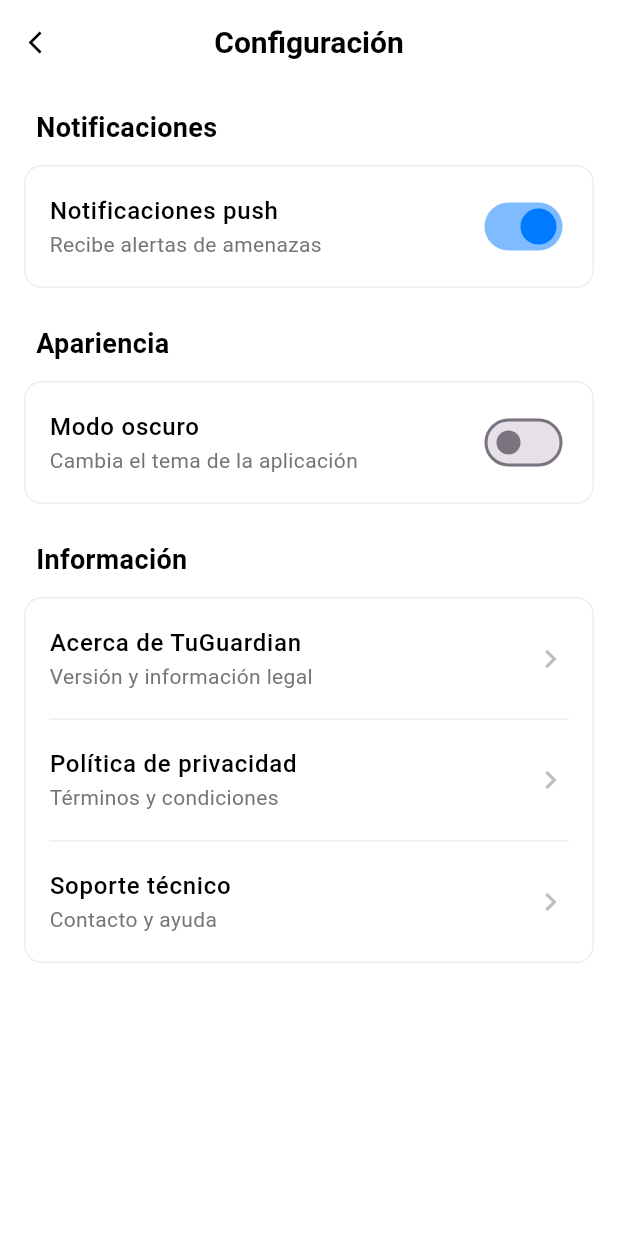
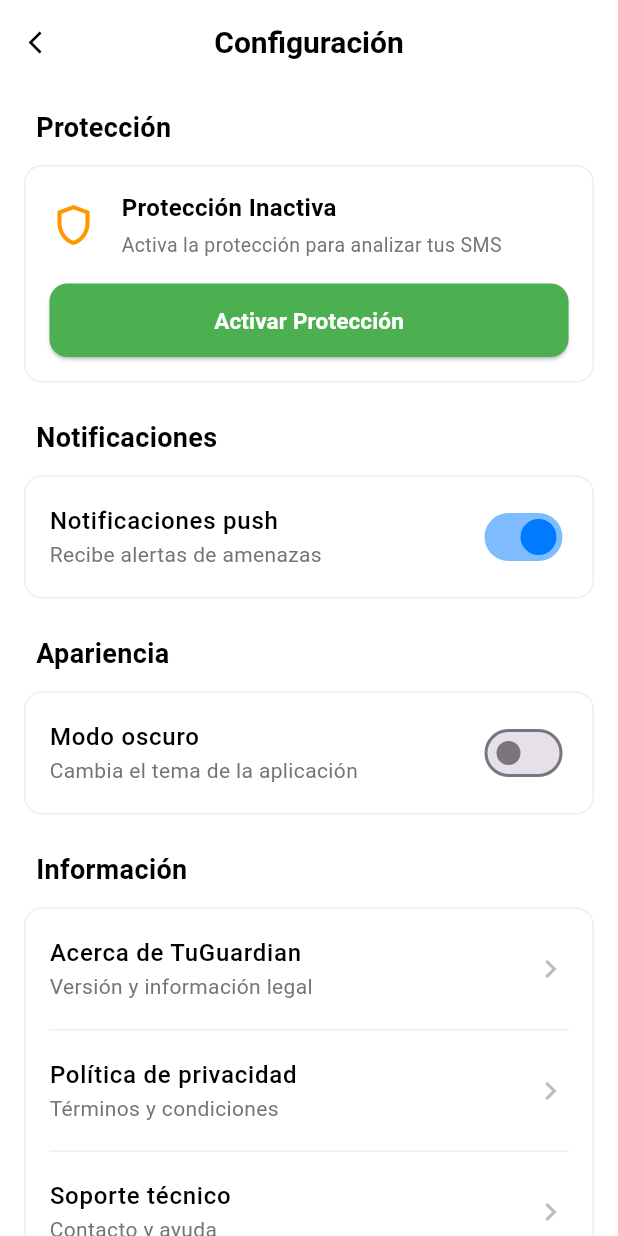
Before and after one commit to intelguy8000/tuguardian, a Flutter app: the SettingsScreen screen opened directly, on a phone screen of 412 x 824 dp. Run offline on Flutter 3.47's test engine with Material 3 defaults, Android fonts, the phone set to English and light mode, and no system bars; our stand-ins replace flutter_local_notifications, permission_handler, shared_preferences, sqflite; missing offline and left inert: telephony; accounts and stored records are empty.

Commit message:
fix: Add manual protection activation button in Settings
PROBLEM:
- Real SMS messages were not loading automatically
- _autoEnableRealMode() was failing silently
- Users had no way to manually trigger SMS loading
- Only demo messages were visible in the app

SOLUTION:
- Added "Protección" section at top of Settings
- New protection card with status indicator:
  - Green shield icon when active
  - Shows count of analyzed SMS
  - Manual "Activar Protección" button
- Button triggers enableRealMode() explicitly
- Shows loading dialog during activation
- Displays success/error message with SMS count

USER EXPERIENCE:
1. User opens Settings
2. Sees "Protección Inactiva" with orange shield
3. Clicks "Activar Protección" button
4. Loading dialog appears
5. Permissions requested (if needed)
6. SMS loaded from device (last 30 days)
7. Success message: "✅ Protección activada - X SMS cargados"
8. Main screen now shows real messages mixed with demos

TECHNICAL:
- Uses SMSProvider.enableRealMode() for activation
- Reads isRealModeEnabled to show current status
- Displays realMessages.length for transparency
- Button disabled when protection already active

TESTED:
✅ Manual activation works correctly
✅ 19 real SMS loaded from Samsung Galaxy A16
✅ Messages appear in main list immediately
✅ Status updates in Settings after activation

🤖 Generated with [Claude Code](https://claude.com/claude-code)

Co-Authored-By: Claude <noreply@anthropic.com>

```diff
--- a/lib/features/settings/settings_screen.dart
+++ b/lib/features/settings/settings_screen.dart
@@ -48,6 +48,13 @@ class _SettingsScreenState extends State<SettingsScreen> {
         child: Column(
           crossAxisAlignment: CrossAxisAlignment.start,
           children: [
+            // Protección (NUEVO)
+            _buildSectionHeader('Protección', isDark),
+            const SizedBox(height: 12),
+            _buildProtectionCard(isDark),
+
+            const SizedBox(height: 24),
+
             // Notificaciones
             _buildSectionHeader('Notificaciones', isDark),
             const SizedBox(height: 12),
@@ -609,4 +616,109 @@ class _SettingsScreenState extends State<SettingsScreen> {
       ),
     );
   }
+
+  /// NUEVO: Card de protección con botón para activar modo real
+  Widget _buildProtectionCard(bool isDark) {
+    final smsProvider = Provider.of<SMSProvider>(context);
+    final isProtectionActive = smsProvider.isRealModeEnabled;
+    final realMessageCount = smsProvider.realMessages.length;
+
+    return _buildSettingsCard(
+      isDark,
+      children: [
+        Padding(
+          padding: const EdgeInsets.all(16),
+          child: Column(
+            crossAxisAlignment: CrossAxisAlignment.start,
+            children: [
+              Row(
+                children: [
+                  Icon(
+                    isProtectionActive ? Icons.shield : Icons.shield_outlined,
+                    color: isProtectionActive ? Colors.green : Colors.orange,
+                    size: 32,
+                  ),
+                  const SizedBox(width: 16),
+                  Expanded(
+                    child: Column(
+                      crossAxisAlignment: CrossAxisAlignment.start,
+                      children: [
+                        Text(
+                          isProtectionActive ? 'Protección Activa' : 'Protección Inactiva',
+                          style: TextStyle(
+                            fontSize: 16,
+                            fontWeight: FontWeight.bold,
+                            color: isDark ? Colors.white : Colors.black,
+                          ),
+                        ),
+                        const SizedBox(height: 4),
+                        Text(
+                          isProtectionActive
+                              ? '$realMessageCount SMS analizados'
+                              : 'Activa la protección para analizar tus SMS',
+                          style: TextStyle(
+                            fontSize: 13,
+                            color: isDark ? Colors.grey[400] : Colors.grey[600],
+                          ),
+                        ),
+                      ],
+                    ),
+                  ),
+                ],
+              ),
+              const SizedBox(height: 16),
+              SizedBox(
+                width: double.infinity,
+                child: ElevatedButton(
+                  onPressed: isProtectionActive ? null : () async {
+                    // Mostrar loading
+                    showDialog(
+                      context: context,
+                      barrierDismissible: false,
+                      builder: (context) => const Center(
+                        child: CircularProgressIndicator(),
+                      ),
+                    );
+
+                    // Activar protección
+                    bool success = await smsProvider.enableRealMode();
+
+                    // Cerrar loading
+                    Navigator.pop(context);
+
+                    // Mostrar resultado
+                    ScaffoldMessenger.of(context).showSnackBar(
+                      SnackBar(
+                        content: Text(
+                          success
+                              ? '✅ Protección activada - ${smsProvider.realMessages.length} SMS cargados'
+                              : '❌ Error activando protección',
+                        ),
+                        backgroundColor: success ? Colors.green : Colors.red,
+                      ),
+                    );
+                  },
+                  style: ElevatedButton.styleFrom(
+                    backgroundColor: isProtectionActive ? Colors.grey : Colors.green,
+                    padding: const EdgeInsets.symmetric(vertical: 14),
+                    shape: RoundedRectangleBorder(
+                      borderRadius: BorderRadius.circular(12),
+                    ),
+                  ),
+                  child: Text(
+                    isProtectionActive ? 'Protección Activa' : 'Activar Protección',
+                    style: const TextStyle(
+                      fontSize: 15,
+                      fontWeight: FontWeight.w600,
+                      color: Colors.white,
+                    ),
+                  ),
+                ),
+              ),
+            ],
+          ),
+        ),
+      ],
+    );
+  }
 }
```
